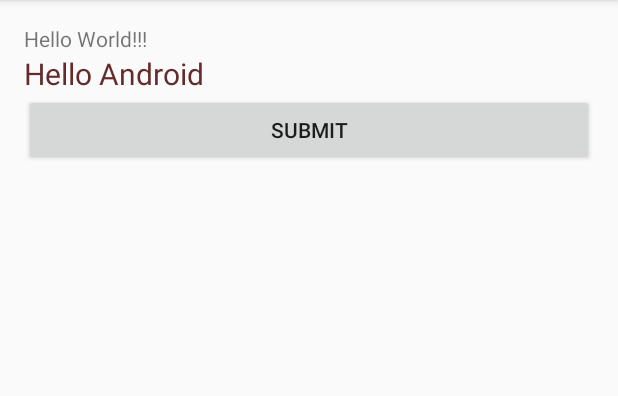
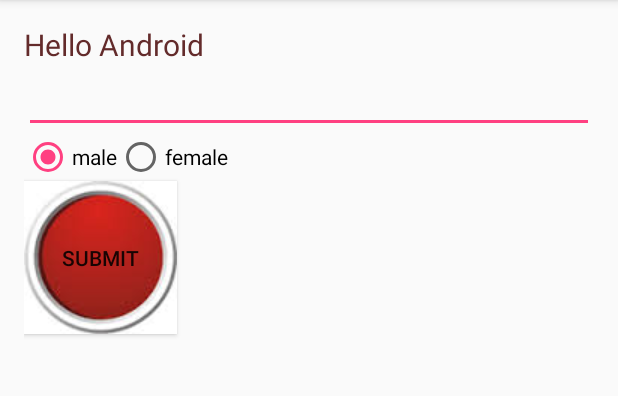
Before and after one commit to singural/android-class-p, an Android app: the screen it shows after launch (MainActivity), on a phone screen of 412 x 824 dp, the part 84-480 px from its top. Run offline under Robolectric (Android 15) with nearby library versions, the phone set to English and light mode, and no system bars.

Commit message:
add radioGroup

```diff
--- a/SimpleUI/app/src/main/java/com/example/user/simpleui/MainActivity.java
+++ b/SimpleUI/app/src/main/java/com/example/user/simpleui/MainActivity.java
@@ -2,12 +2,63 @@ package com.example.user.simpleui;
 
 import android.support.v7.app.AppCompatActivity;
 import android.os.Bundle;
+import android.view.KeyEvent;
+import android.view.View;
+import android.widget.EditText;
+import android.widget.RadioGroup;
+import android.widget.TextView;
 
 public class MainActivity extends AppCompatActivity {
+
+    TextView textView;
+    EditText editText;
+    RadioGroup radioGroup;
+
+    String selectedSex="男";
 
     @Override
     protected void onCreate(Bundle savedInstanceState) {
         super.onCreate(savedInstanceState);
         setContentView(R.layout.activity_main);
+
+        textView=(TextView)findViewById(R.id.textView);//取出textView的id,並記得轉換成TextView
+        editText=(EditText)findViewById(R.id.editText);//取出editText的id,並轉成EditText
+        radioGroup=(RadioGroup)findViewById(R.id.radioGroup);
+
+        editText.setOnKeyListener(new View.OnKeyListener() {
+            @Override
+            public boolean onKey(View v, int keyCode, KeyEvent event) { //打完鍵盤會 call onKey的Function
+                //按Enter及按下按鈕的瞬間
+                if(keyCode==KeyEvent.KEYCODE_ENTER&&event.getAction()==KeyEvent.ACTION_DOWN)
+                {
+                    submit(v);
+                    return true;//防止Enter後又空一行
+                }
+                return false;
+            }
+        });
+
+        radioGroup.setOnCheckedChangeListener(new RadioGroup.OnCheckedChangeListener() {
+            @Override
+            public void onCheckedChanged(RadioGroup group, int checkedId) {
+                if(checkedId==R.id.maleRadioButton)
+                {
+                    selectedSex="男";
+                }else if(checkedId==R.id.femaleRadioButton)
+                {
+                    selectedSex="女";
+                }
+            }
+        });
+    }
+
+    public void submit(View view)
+    {
+        String text=editText.getText().toString(); //取得editText輸入的文字，並轉成String
+        text=text + "  性別：" + selectedSex;
+        textView.setText(text);//將editText輸入的文字顯示在textView上
+
+        editText.setText("");//清空editText
+
     }
 }
--- a/SimpleUI/app/src/main/res/layout/activity_main.xml
+++ b/SimpleUI/app/src/main/res/layout/activity_main.xml
@@ -8,26 +8,54 @@
     android:paddingRight="@dimen/activity_horizontal_margin"
     android:paddingTop="@dimen/activity_vertical_margin"
     tools:context="com.example.user.simpleui.MainActivity">
-    <TextView
-        android:layout_width="wrap_content"
-        android:layout_height="wrap_content"
-        android:text="Hello World!!!"
-        android:id="@+id/textView2" />
 
     <TextView
         android:layout_width="wrap_content"
         android:layout_height="wrap_content"
         android:text="Hello Android"
         android:id="@+id/textView"
-        android:layout_below="@+id/textView2"
         android:textSize="20dp"
         android:textColor="#632b2b" />
 
     <Button
-        android:layout_width="match_parent"
+        android:layout_width="wrap_content"
         android:layout_height="wrap_content"
         android:text="Submit"
         android:id="@+id/button"
-        android:layout_below="@+id/textView"
-        android:layout_alignParentLeft="true" />
+        android:layout_alignParentLeft="true"
+        android:onClick="submit"
+        android:background="@drawable/images"
+        android:layout_below="@+id/radioGroup" />
+
+    <EditText
+        android:layout_width="match_parent"
+        android:layout_height="wrap_content"
+        android:id="@+id/editText"
+        android:layout_alignParentLeft="true"
+        android:layout_alignParentStart="true"
+        android:layout_below="@+id/textView" />
+
+    <RadioGroup
+        android:layout_width="match_parent"
+        android:layout_height="wrap_content"
+        android:layout_alignParentLeft="true"
+        android:layout_alignParentStart="true"
+        android:orientation="horizontal"
+        android:layout_below="@+id/editText"
+        android:id="@+id/radioGroup">
+
+        <RadioButton
+            android:layout_width="wrap_content"
+            android:layout_height="wrap_content"
+            android:text="male"
+            android:id="@+id/maleRadioButton"
+            android:checked="true" />
+
+        <RadioButton
+            android:layout_width="wrap_content"
+            android:layout_height="wrap_content"
+            android:text="female"
+            android:id="@+id/femaleRadioButton"
+            android:checked="false" />
+    </RadioGroup>
 </RelativeLayout>
```
Also changed, not shown: SimpleUI/app/src/main/res/drawable/images.jpg (added).
